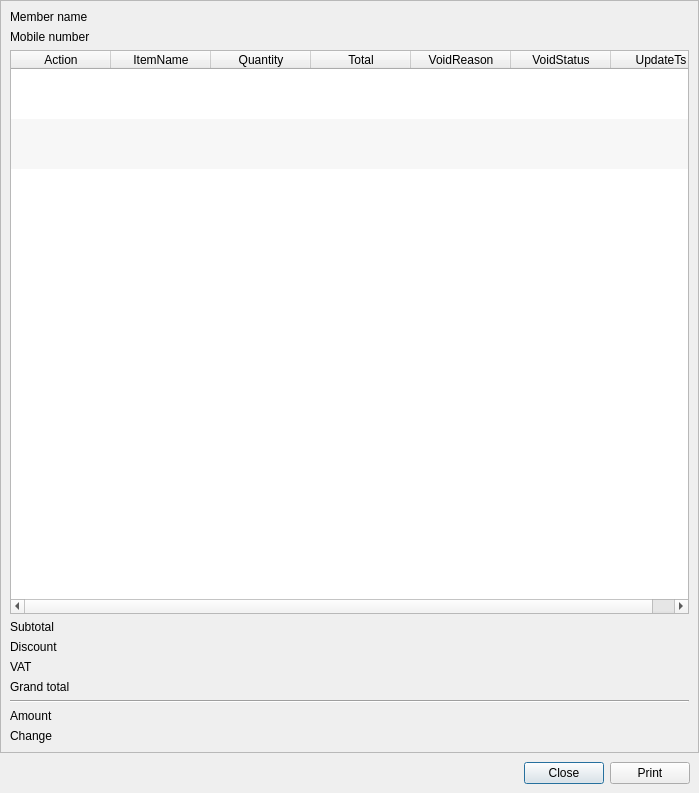
Before: the Qt Designer form app/views/templates/generated/ViewReceipt.ui in rondalefloyd/mts-pos, drawn with Qt 5.
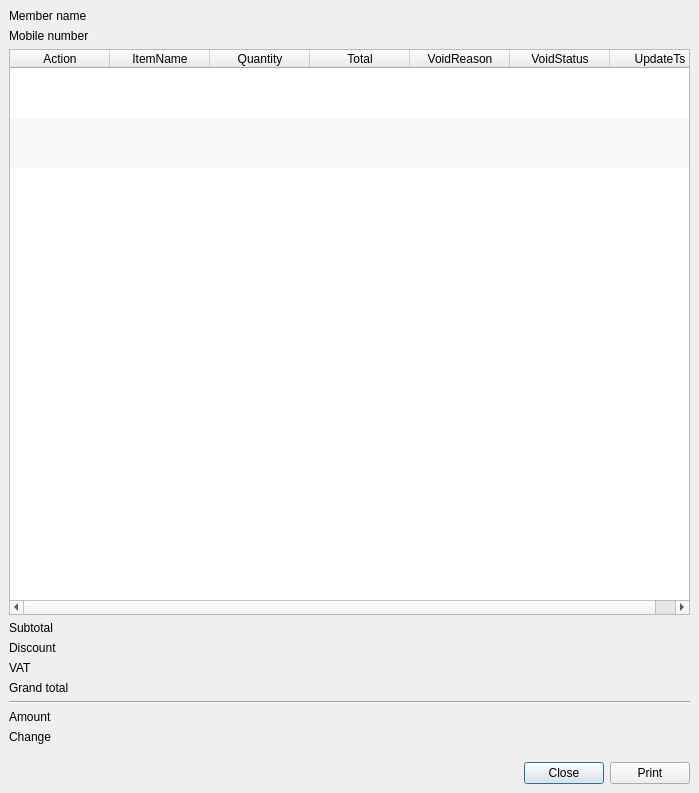
After: the same form once the commit is applied.

```diff
--- a/app/views/templates/generated/ViewReceipt.ui
+++ b/app/views/templates/generated/ViewReceipt.ui
@@ -32,7 +32,7 @@
    <item>
     <widget class="QFrame" name="frame">
      <property name="frameShape">
-      <enum>QFrame::StyledPanel</enum>
+      <enum>QFrame::NoFrame</enum>
      </property>
      <property name="frameShadow">
       <enum>QFrame::Raised</enum>
```
